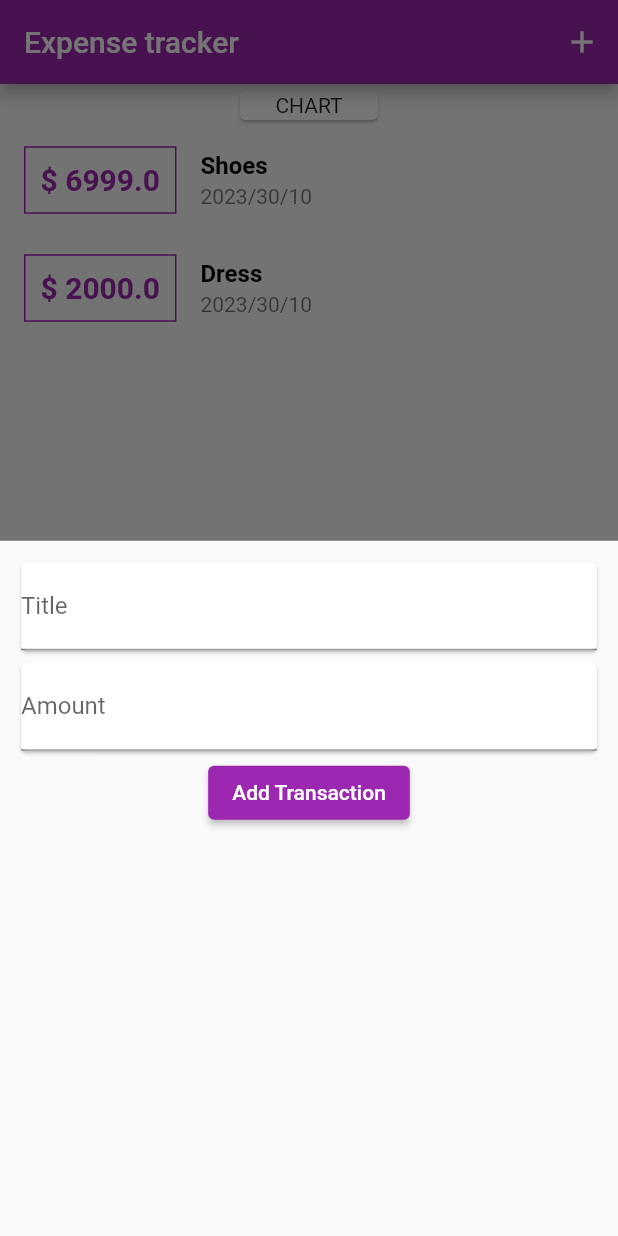
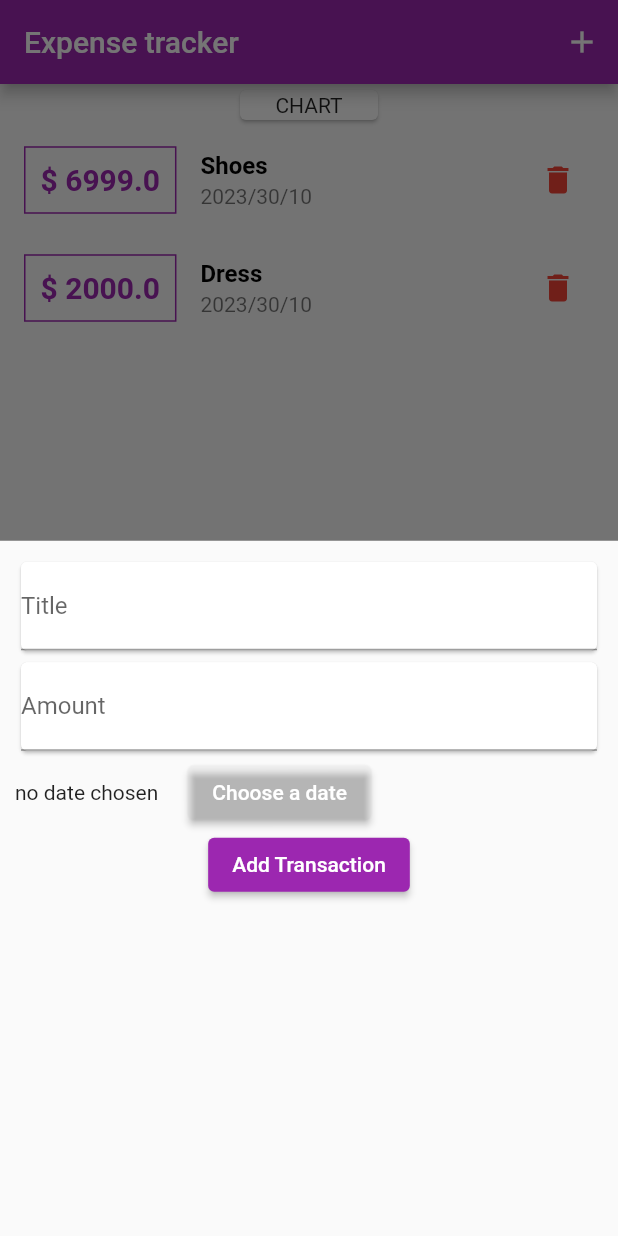
Before and after one commit to jaseelausman/expenseapp, a Flutter app: the screen it shows after launch, after a tap on the "add" icon, on a phone screen of 412 x 824 dp. Run offline on Flutter 3.47's test engine with Material 2 defaults, Android fonts, the phone set to English and light mode, and no system bars.

Commit message:
Added Date picker and delete button

```diff
--- a/lib/main.dart
+++ b/lib/main.dart
@@ -27,13 +27,13 @@ class _MyHomepageState extends State<MyHomepage>
     Transaction(id:'t1', title: 'Shoes', amount:6999,date:DateTime.now()),
     Transaction(id:'t2', title: 'Dress', amount:2000,date:DateTime.now()),
   ];
-   void _addNewtransaction( String txtitle, double txamount)
+   void _addNewtransaction( String txtitle, double txamount, DateTime chosendate)
    {
        final newTx =Transaction
        (
           title:txtitle,
           amount:txamount,
-          date:DateTime.now(),
+          date:chosendate,
           id:DateTime.now().toString(),
 
        );
--- a/lib/widgets/new_transaction.dart
+++ b/lib/widgets/new_transaction.dart
@@ -1,6 +1,7 @@
 // ignore_for_file: prefer_const_constructors
 import 'package:flutter/material.dart';
 
+ import 'package:intl/intl.dart';
 
 class NewTransaction extends StatefulWidget {
 
@@ -14,8 +15,26 @@ final Function addTnx;
 
 class _NewTransactionState extends State<NewTransaction> {
 final titlecontroller=TextEditingController();
+DateTime? _selectedDate ;
 
 final amountcontroller=TextEditingController();
+
+void _presentDatePicker(){
+  showDatePicker(context: context,
+  initialDate: DateTime.now(),
+  firstDate: DateTime(2020),
+  lastDate: DateTime.now()).
+  then((pickedDate){
+    if (pickedDate== null){
+      return ;
+    }
+    setState(() {
+      _selectedDate=pickedDate;
+
+    });
+
+    });
+}
 
   @override
   Widget build(BuildContext context) {
@@ -28,7 +47,19 @@ final amountcontroller=TextEditingController();
 
                     Card(child: TextField(decoration:InputDecoration(labelText:"Title" ) ,controller: titlecontroller,)),
                     Card(child: TextField(decoration: InputDecoration(labelText: "Amount"),controller: amountcontroller,keyboardType: TextInputType.number,)),
-                    ElevatedButton(onPressed: (){widget.addTnx(titlecontroller.text,double.parse(amountcontroller.text));} ,child: Text("Add Transaction")),
+                    Row(children: [
+                      Text(_selectedDate == null ?"no date chosen":DateFormat.yMd().format(_selectedDate!)),
+                      SizedBox(width: 20,),
+                      ElevatedButton(
+                        onPressed: _presentDatePicker,
+                         child: Text("Choose a date"),
+                         style: ElevatedButton.styleFrom(backgroundColor: Colors.transparent ))
+                    ]),
+                    ElevatedButton(onPressed: (){widget.addTnx(titlecontroller.text,
+                    double.parse(amountcontroller.text),
+                    _selectedDate) ;}
+
+                    ,child: Text("Add Transaction")),
 
                   ]
                 )
--- a/lib/widgets/transactions_list.dart
+++ b/lib/widgets/transactions_list.dart
@@ -46,7 +46,10 @@ class TransactionList extends StatelessWidget {
                     fontWeight: FontWeight.bold,
                     color: Colors.purple,
                     fontSize: 20))
-                   )
+                   ),
+                   trailing: IconButton(icon: Icon(Icons.delete),
+                   color: Colors.red,
+                   onPressed: (){},),
                     );
                 }).toList(),
     );
```
